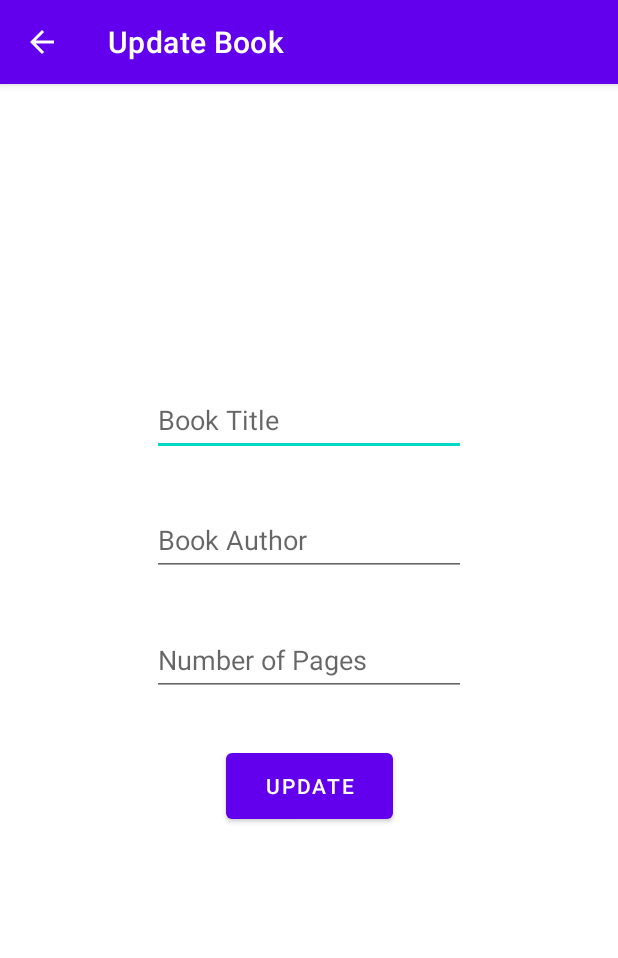
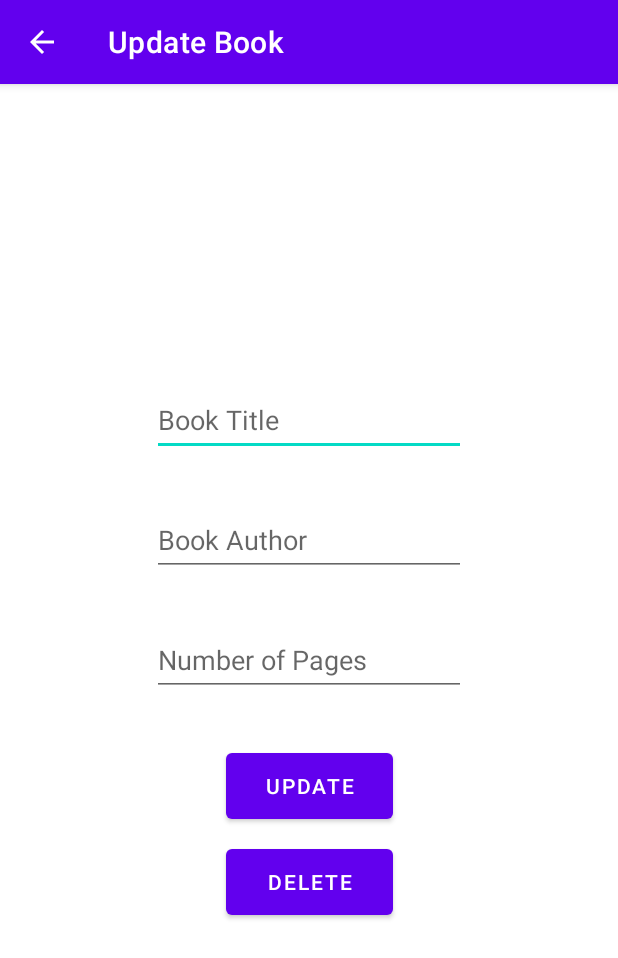
Before and after one commit to fxkfjla/good-calorie, an Android app: the UpdateActivity screen opened directly, with no data from a screen before it, on a phone screen of 412 x 824 dp. Shown: the top 958 px of the screen. Run offline under Robolectric (Android 15) with nearby library versions, the phone set to English and light mode, and no system bars.

Commit message:
add delete button to layout

```diff
--- a/app/src/main/res/layout/activity_update.xml
+++ b/app/src/main/res/layout/activity_update.xml
@@ -66,4 +66,17 @@
         app:layout_constraintEnd_toEndOf="parent"
         app:layout_constraintStart_toStartOf="parent"
         app:layout_constraintTop_toBottomOf="@+id/pagesInteger2" />
+
+    <Button
+        android:id="@+id/deleteButton"
+        android:layout_width="111dp"
+        android:layout_height="56dp"
+        android:layout_marginStart="165dp"
+        android:layout_marginTop="8dp"
+        android:layout_marginEnd="165dp"
+        android:contentDescription="@string/updateBook"
+        android:text="Delete"
+        app:layout_constraintEnd_toEndOf="parent"
+        app:layout_constraintStart_toStartOf="parent"
+        app:layout_constraintTop_toBottomOf="@+id/updateButton" />
 </androidx.constraintlayout.widget.ConstraintLayout>
```
